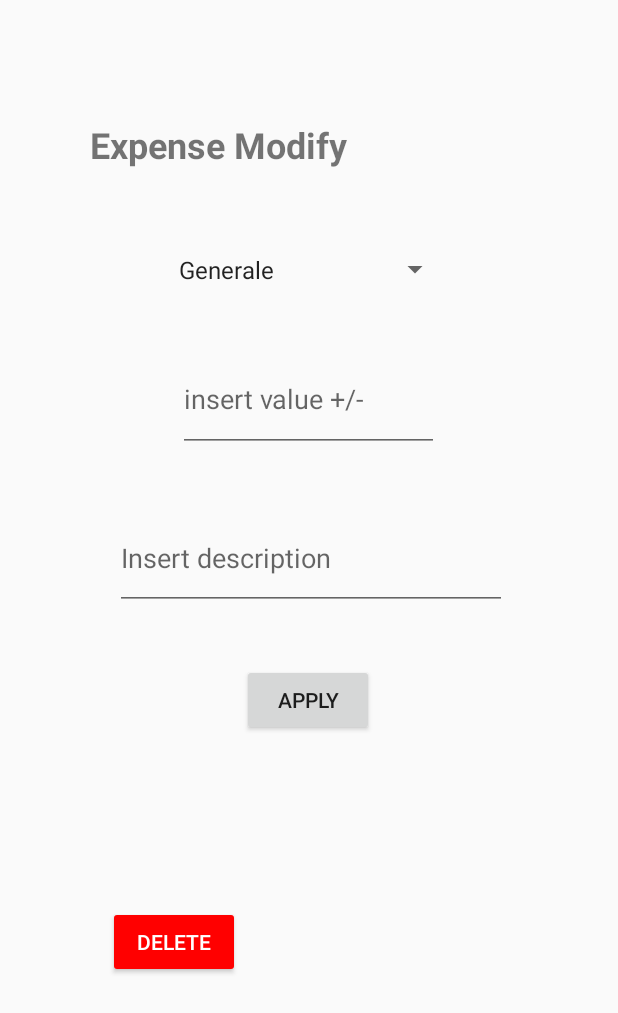
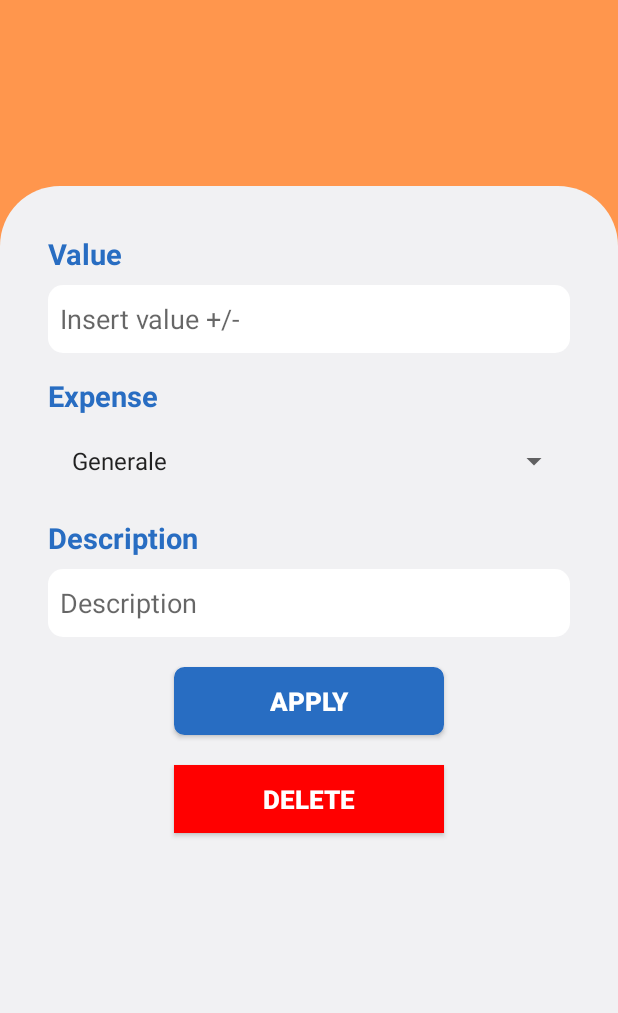
Before and after one commit to Utente2M/Animal_App, an Android app: the fragment Fragment_MyExpense_Modify placed in its activity, on a phone screen of 412 x 824 dp. Shown: the top 1013 px of the screen. Run offline under Robolectric (Android 15) with nearby library versions, the phone set to English and light mode, and no system bars; our stand-ins replace Firebase (no records; nobody signed in at launch, a user with empty details on screens opened directly); 2 statements that could not run were skipped.

Commit message:
aggiunta titolo e colori

```diff
--- a/app/src/main/res/layout/fragment__libretto__modify.xml
+++ b/app/src/main/res/layout/fragment__libretto__modify.xml
@@ -139,7 +139,7 @@
             android:layout_width="180dp"
             android:layout_height="45dp"
             android:textColor="@color/white"
-            android:background="@drawable/button_background"
+            android:background="@color/red"
             android:layout_marginTop="20dp"
             android:layout_gravity="center"
             android:textAlignment="center"
--- a/app/src/main/res/layout/fragment__my_expense__modify.xml
+++ b/app/src/main/res/layout/fragment__my_expense__modify.xml
@@ -4,91 +4,107 @@
     xmlns:tools="http://schemas.android.com/tools"
     android:layout_width="match_parent"
     android:layout_height="match_parent"
-    android:layout_marginStart="60dp"
-    android:layout_marginTop="80dp"
-
-    android:layout_marginEnd="60dp"
-    android:layout_marginBottom="80dp"
+    android:background="@drawable/sfondo_registrazione_user"
     tools:context=".UserExpense.Fragment_MyExpense_Modify">
 
-    <!-- TODO: Update blank fragment layout -->
+
+    <LinearLayout
+        android:layout_width="match_parent"
+        android:layout_height="700dp"
+        android:orientation="vertical"
+        android:padding="32dp"
+        android:background="@drawable/grey_background"
+        app:layout_constraintBottom_toBottomOf="parent"
+        app:layout_constraintEnd_toEndOf="parent"
+        app:layout_constraintStart_toStartOf="parent">
 
         <TextView
-        android:id="@+id/textView5"
             android:layout_width="match_parent"
-        android:layout_height="match_parent"
-        android:text="Expense Modify"
-        android:textSize="24dp"
-        android:textStyle="bold"
-        app:layout_constraintStart_toStartOf="parent"
-        app:layout_constraintTop_toTopOf="parent" />
+            android:layout_height="wrap_content"
+            android:text="Value"
+            android:textColor="#286DC2"
+            android:textSize="19sp"
+            android:textStyle="bold"/>
 
         <EditText
             android:id="@+id/ET_MOD_decimal_MyExpense"
+            android:layout_width="match_parent"
+            android:layout_height="45dp"
+            android:layout_marginTop="8dp"
+            android:padding="8dp"
+            android:textColor="#8e8e8e"
+            android:textSize="18sp"
+            android:ems="10"
+            android:background="@drawable/edittext_background"
+            android:hint="Insert value +/-"
+            android:inputType="numberDecimal|numberSigned"/>
 
-        android:layout_width="174dp"
-        android:layout_height="70dp"
-        android:layout_marginTop="28dp"
-        android:ems="10"
-        android:hint="insert value +/-"
-        android:inputType="numberDecimal|numberSigned"
-        app:layout_constraintEnd_toEndOf="parent"
-        app:layout_constraintHorizontal_bias="0.495"
-        app:layout_constraintStart_toStartOf="parent"
-        app:layout_constraintTop_toBottomOf="@+id/spin_MOD_MyExpense" />
+
+
+
+        <TextView
+            android:layout_width="match_parent"
+            android:layout_height="wrap_content"
+            android:text="Expense"
+            android:layout_marginTop="15dp"
+            android:textColor="#286DC2"
+            android:textSize="19sp"
+            android:textStyle="bold"/>
 
         <Spinner
             android:id="@+id/spin_MOD_MyExpense"
-        android:layout_width="189dp"
-        android:layout_height="47dp"
-        android:layout_alignParentStart="true"
-        android:layout_alignParentBottom="true"
-        android:layout_marginTop="76dp"
-        app:layout_constraintEnd_toEndOf="parent"
-        app:layout_constraintStart_toStartOf="parent"
-        app:layout_constraintTop_toTopOf="@+id/textView5" />
+            android:layout_width="match_parent"
+            android:layout_height="45dp"
+            android:layout_marginTop="8dp"
+            android:padding="8dp"
+            />
+        <TextView
+            android:layout_width="match_parent"
+            android:layout_height="wrap_content"
+            android:text="Description"
+            android:layout_marginTop="15dp"
+            android:textColor="#286DC2"
+            android:textSize="19sp"
+            android:textStyle="bold"/>
 
         <EditText
             android:id="@+id/ET_MOD_descrMyExpense"
-        android:layout_width="261dp"
-        android:layout_height="69dp"
-
-        android:layout_alignParentBottom="true"
-
-        android:layout_marginTop="36dp"
+            android:layout_width="match_parent"
+            android:layout_height="45dp"
+            android:layout_marginTop="8dp"
+            android:background="@drawable/edittext_background"
             android:ems="10"
-        android:hint="Insert description"
-        android:inputType="textPersonName"
-        android:text=""
-        app:layout_constraintEnd_toEndOf="parent"
-        app:layout_constraintHorizontal_bias="0.533"
-        app:layout_constraintStart_toStartOf="parent"
-        app:layout_constraintTop_toBottomOf="@+id/ET_MOD_decimal_MyExpense" />
+            android:hint="Description"
+            android:inputType="none|text"
+            android:padding="8dp"
+            android:textColor="#8e8e8e"
+            android:textSize="18sp" />
 
         <Button
             android:id="@+id/BT_MOD_MyExpense"
-        android:layout_width="wrap_content"
-        android:layout_height="wrap_content"
-        android:layout_marginTop="36dp"
-        android:text="Apply"
-        app:layout_constraintEnd_toEndOf="parent"
-        app:layout_constraintHorizontal_bias="0.497"
-        app:layout_constraintStart_toStartOf="parent"
-        app:layout_constraintTop_toBottomOf="@+id/ET_MOD_descrMyExpense" />
-
+            android:layout_width="180dp"
+            android:layout_height="45dp"
+            android:textColor="@color/white"
+            android:background="@drawable/button_background"
+            android:layout_marginTop="20dp"
+            android:layout_gravity="center"
+            android:textAlignment="center"
+            android:textSize="17sp"
+            android:textStyle="bold"
+            android:text="Apply" />
         <Button
             android:id="@+id/BT_DEL_MyExpanse"
-        android:layout_width="wrap_content"
-        android:layout_height="wrap_content"
-        android:layout_marginStart="12dp"
-        android:layout_marginBottom="16dp"
-        android:backgroundTint="@color/red"
+            android:layout_width="180dp"
+            android:layout_height="45dp"
             android:textColor="@color/white"
-        android:text="Delete"
-        app:layout_constraintBottom_toBottomOf="parent"
-        app:layout_constraintStart_toStartOf="parent"
-        app:layout_constraintTop_toBottomOf="@+id/BT_MOD_MyExpense"
-        app:layout_constraintVertical_bias="0.6" />
+            android:background="@color/red"
+            android:layout_marginTop="20dp"
+            android:layout_gravity="center"
+            android:textAlignment="center"
+            android:textSize="17sp"
+            android:textStyle="bold"
+            android:text="DELETE" />
 
+    </LinearLayout>
 
 </androidx.constraintlayout.widget.ConstraintLayout>
--- a/app/src/main/res/layout/fragment__my_pets__modify.xml
+++ b/app/src/main/res/layout/fragment__my_pets__modify.xml
@@ -200,8 +200,8 @@
                 android:layout_height="45dp"
                 android:layout_gravity="center"
                 android:layout_marginTop="30dp"
-                android:background="@drawable/button_background"
-                android:text="Eliminate"
+                android:background="@color/red"
+                android:text="DELETE"
                 android:textAlignment="center"
                 android:textColor="@color/white"
                 android:textSize="17sp"
```
Lines whose indentation alone changed are shown as unchanged.
